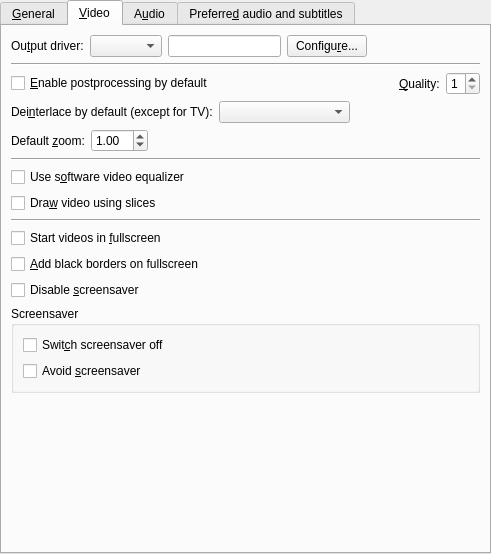
Before: the Qt Designer form src/gui/pref/general.ui in wilbert2000/wzplayer, drawn with Qt 5.
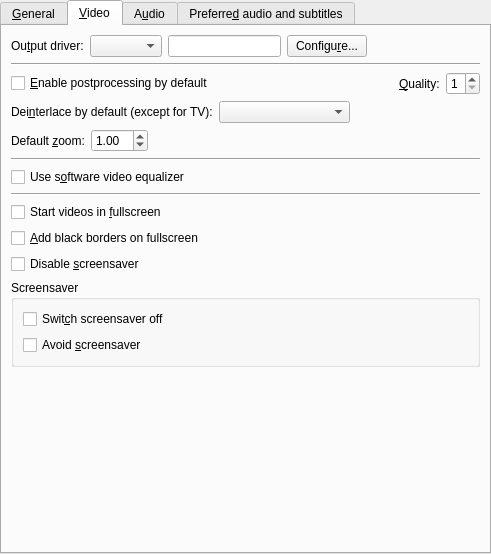
After: the same form once the commit is applied. The open tabs and pages were chosen to show the change. Custom widgets are drawn as their Qt base class.

Commit message: Leave drawing of slices to the video out driver

What changed in the file:
```diff
--- a/src/gui/pref/general.ui
+++ b/src/gui/pref/general.ui
@@ -492,13 +492,6 @@
          </property>
         </widget>
        </item>
-       <item>
-        <widget class="QCheckBox" name="use_slices_check">
-         <property name="text">
-          <string>Dra&amp;w video using slices</string>
-         </property>
-        </widget>
-       </item>
        <item>
         <widget class="Line" name="line_3">
          <property name="sizePolicy">
```
Left out of the diff: 1 changed line with no effect on the pictures. The commit also changes 5 other files.
